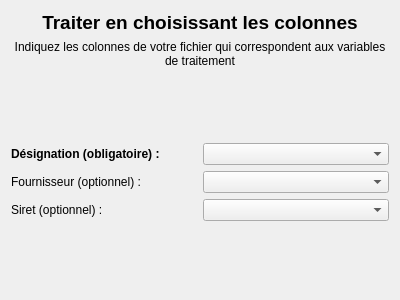
Qt form gui/Traitement_colonnes.ui (WallaceVBB/EpiData) before a commit.
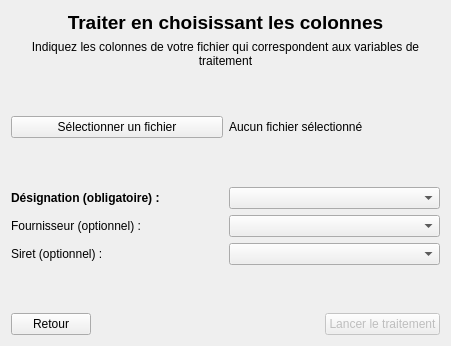
The same form after that commit.

Commit message: feat: allow user to chose columns to treat designation produit

The edit to the form file:
```diff
--- a/gui/Traitement_colonnes.ui
+++ b/gui/Traitement_colonnes.ui
@@ -6,57 +6,21 @@
    <rect>
     <x>0</x>
     <y>0</y>
-    <width>400</width>
-    <height>300</height>
+    <width>451</width>
+    <height>346</height>
    </rect>
   </property>
   <property name="windowTitle">
    <string>Form</string>
   </property>
   <layout class="QGridLayout" name="gridLayout">
-   <item row="3" column="1">
-    <widget class="QComboBox" name="cb_designation"/>
-   </item>
-   <item row="6" column="0">
-    <spacer name="verticalSpacer">
-     <property name="orientation">
-      <enum>Qt::Orientation::Vertical</enum>
-     </property>
-     <property name="sizeHint" stdset="0">
-      <size>
-       <width>20</width>
-       <height>40</height>
-      </size>
-     </property>
-    </spacer>
-   </item>
    <item row="5" column="1">
-    <widget class="QComboBox" name="cb_siret"/>
+    <widget class="QComboBox" name="cb_designation"/>
    </item>
    <item row="5" column="0">
-    <widget class="QLabel" name="l_siret">
+    <widget class="QLabel" name="l_designation">
      <property name="text">
-      <string>Siret (optionnel) :</string>
-     </property>
-    </widget>
-   </item>
-   <item row="4" column="1">
-    <widget class="QComboBox" name="cb_fournisseur"/>
-   </item>
-   <item row="0" column="0" colspan="2">
-    <widget class="QLabel" name="l_Titre">
-     <property name="text">
-      <string>&lt;html&gt;&lt;head/&gt;&lt;body&gt;&lt;p align=&quot;center&quot;&gt;&lt;span style=&quot; font-size:14pt; font-weight:700;&quot;&gt;Traiter en choisissant les colonnes&lt;/span&gt;&lt;/p&gt;&lt;/body&gt;&lt;/html&gt;</string>
-     </property>
-     <property name="wordWrap">
-      <bool>true</bool>
-     </property>
-    </widget>
-   </item>
-   <item row="4" column="0">
-    <widget class="QLabel" name="l_fournisseur">
-     <property name="text">
-      <string>Fournisseur (optionnel) :</string>
+      <string>&lt;html&gt;&lt;head/&gt;&lt;body&gt;&lt;p&gt;&lt;span style=&quot; font-weight:700;&quot;&gt;Désignation (obligatoire) :&lt;/span&gt;&lt;/p&gt;&lt;/body&gt;&lt;/html&gt;</string>
      </property>
     </widget>
    </item>
@@ -70,12 +34,42 @@
      </property>
     </widget>
    </item>
-   <item row="3" column="0">
-    <widget class="QLabel" name="l_designation">
-     <property name="text">
-      <string>&lt;html&gt;&lt;head/&gt;&lt;body&gt;&lt;p&gt;&lt;span style=&quot; font-weight:700;&quot;&gt;Désignation (obligatoire) :&lt;/span&gt;&lt;/p&gt;&lt;/body&gt;&lt;/html&gt;</string>
-     </property>
-    </widget>
+   <item row="10" column="0" colspan="2">
+    <layout class="QHBoxLayout" name="horizontalLayout_Actions">
+     <item>
+      <widget class="QPushButton" name="b_Retour">
+       <property name="text">
+        <string>Retour</string>
+       </property>
+      </widget>
+     </item>
+     <item>
+      <spacer name="horizontalSpacer_Actions">
+       <property name="orientation">
+        <enum>Qt::Orientation::Horizontal</enum>
+       </property>
+       <property name="sizeHint" stdset="0">
+        <size>
+         <width>40</width>
+         <height>20</height>
+        </size>
+       </property>
+      </spacer>
+     </item>
+     <item>
+      <widget class="QPushButton" name="b_Lancer_Traitement">
+       <property name="enabled">
+        <bool>false</bool>
+       </property>
+       <property name="text">
+        <string>Lancer le traitement</string>
+       </property>
+      </widget>
+     </item>
+    </layout>
+   </item>
+   <item row="7" column="1">
+    <widget class="QComboBox" name="cb_siret"/>
    </item>
    <item row="2" column="0">
     <spacer name="verticalSpacer_2">
@@ -90,6 +84,80 @@
      </property>
     </spacer>
    </item>
+   <item row="0" column="0" colspan="2">
+    <widget class="QLabel" name="l_Titre">
+     <property name="text">
+      <string>&lt;html&gt;&lt;head/&gt;&lt;body&gt;&lt;p align=&quot;center&quot;&gt;&lt;span style=&quot; font-size:14pt; font-weight:700;&quot;&gt;Traiter en choisissant les colonnes&lt;/span&gt;&lt;/p&gt;&lt;/body&gt;&lt;/html&gt;</string>
+     </property>
+     <property name="wordWrap">
+      <bool>true</bool>
+     </property>
+    </widget>
+   </item>
+   <item row="3" column="0" colspan="2">
+    <layout class="QHBoxLayout" name="horizontalLayout_Fichier">
+     <item>
+      <widget class="QPushButton" name="b_Choisir_Fichier">
+       <property name="text">
+        <string>Sélectionner un fichier</string>
+       </property>
+      </widget>
+     </item>
+     <item>
+      <widget class="QLabel" name="label_Fichier">
+       <property name="text">
+        <string>Aucun fichier sélectionné</string>
+       </property>
+       <property name="wordWrap">
+        <bool>true</bool>
+       </property>
+      </widget>
+     </item>
+    </layout>
+   </item>
+   <item row="7" column="0">
+    <widget class="QLabel" name="l_siret">
+     <property name="text">
+      <string>Siret (optionnel) :</string>
+     </property>
+    </widget>
+   </item>
+   <item row="6" column="1">
+    <widget class="QComboBox" name="cb_fournisseur"/>
+   </item>
+   <item row="8" column="0">
+    <spacer name="verticalSpacer">
+     <property name="orientation">
+      <enum>Qt::Orientation::Vertical</enum>
+     </property>
+     <property name="sizeHint" stdset="0">
+      <size>
+       <width>20</width>
+       <height>40</height>
+      </size>
+     </property>
+    </spacer>
+   </item>
+   <item row="6" column="0">
+    <widget class="QLabel" name="l_fournisseur">
+     <property name="text">
+      <string>Fournisseur (optionnel) :</string>
+     </property>
+    </widget>
+   </item>
+   <item row="4" column="0">
+    <spacer name="verticalSpacer_3">
+     <property name="orientation">
+      <enum>Qt::Orientation::Vertical</enum>
+     </property>
+     <property name="sizeHint" stdset="0">
+      <size>
+       <width>20</width>
+       <height>40</height>
+      </size>
+     </property>
+    </spacer>
+   </item>
   </layout>
  </widget>
  <resources/>
```
The commit also changes 4 other files.
